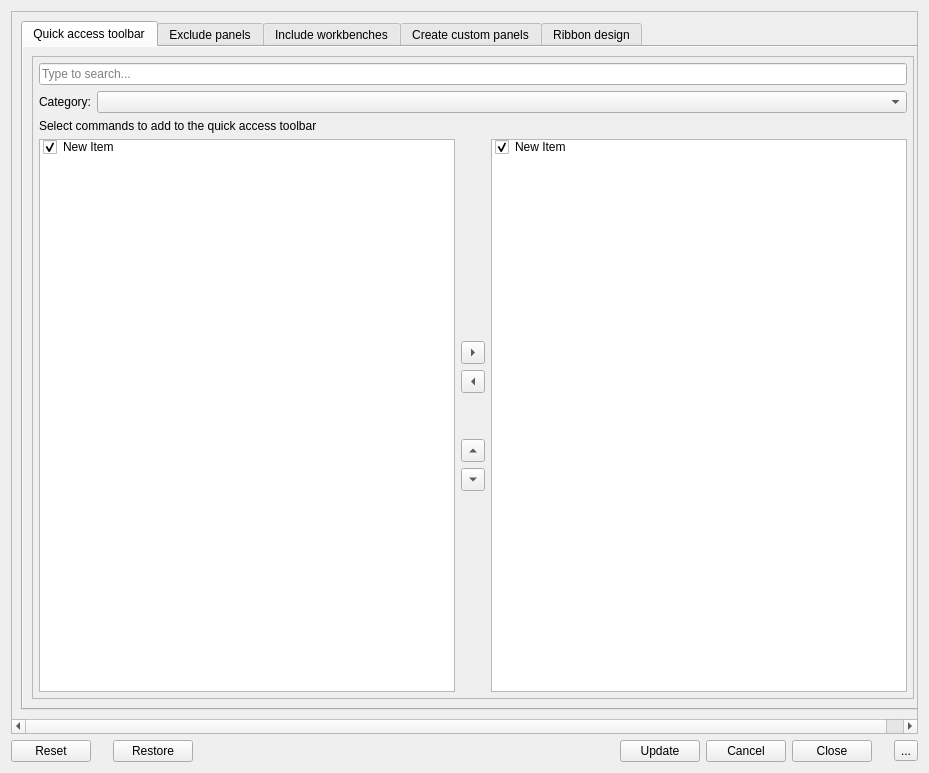
Old version of the form Resources/ui/Design.ui in the repository APEbbers/FreeCAD-Ribbon.
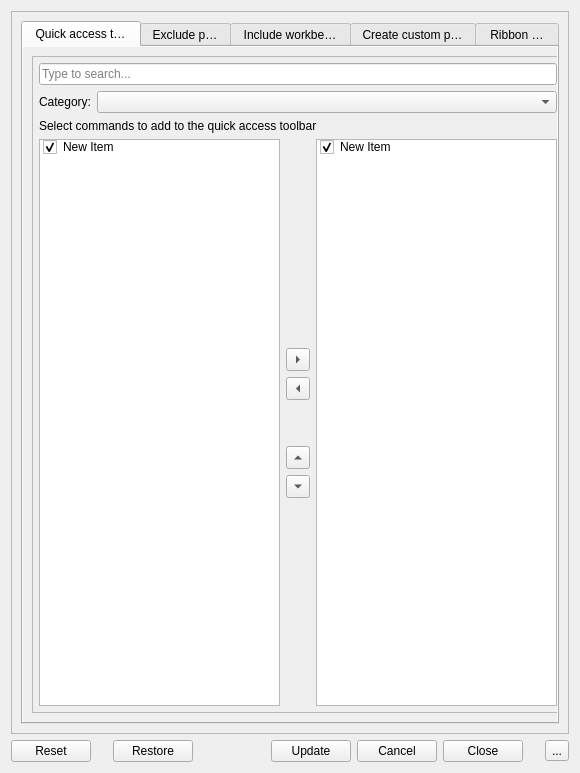
New version of the form. The open tabs and pages were chosen to show the change.

Commit message: Fixed stretch issue

The edit to the form file:
```diff
--- a/Resources/ui/Design.ui
+++ b/Resources/ui/Design.ui
@@ -9,7 +9,7 @@
    <rect>
     <x>0</x>
     <y>0</y>
-    <width>929</width>
+    <width>580</width>
     <height>773</height>
    </rect>
   </property>
@@ -147,9 +147,15 @@
      </item>
      <item row="0" column="0" colspan="9">
       <widget class="QScrollArea" name="scrollArea">
+       <property name="sizePolicy">
+        <sizepolicy hsizetype="MinimumExpanding" vsizetype="Expanding">
+         <horstretch>0</horstretch>
+         <verstretch>0</verstretch>
+        </sizepolicy>
+       </property>
        <property name="minimumSize">
         <size>
-         <width>0</width>
+         <width>530</width>
          <height>0</height>
         </size>
        </property>
@@ -161,13 +167,25 @@
          <rect>
           <x>0</x>
           <y>0</y>
-          <width>924</width>
-          <height>709</height>
+          <width>558</width>
+          <height>721</height>
          </rect>
         </property>
         <layout class="QGridLayout" name="gridLayout_26">
          <item row="0" column="0">
           <widget class="QTabWidget" name="tabWidget">
+           <property name="sizePolicy">
+            <sizepolicy hsizetype="MinimumExpanding" vsizetype="Expanding">
+             <horstretch>0</horstretch>
+             <verstretch>0</verstretch>
+            </sizepolicy>
+           </property>
+           <property name="minimumSize">
+            <size>
+             <width>200</width>
+             <height>0</height>
+            </size>
+           </property>
            <property name="autoFillBackground">
             <bool>false</bool>
            </property>
```
Left out of the diff: 2 changed lines with no effect on the pictures. The commit also changes 1 other file.
